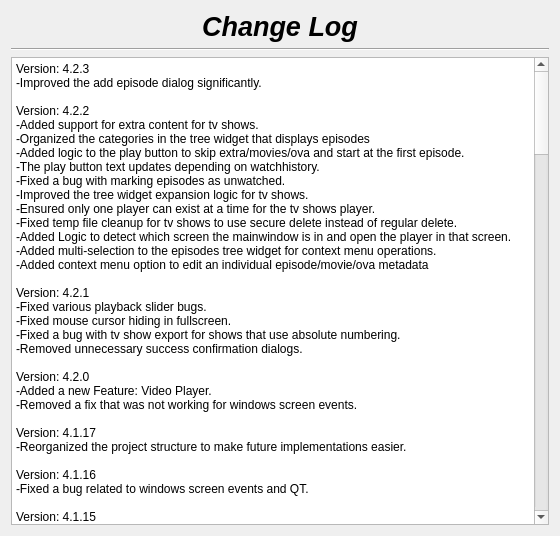
Old version of the form changelog.ui in the repository therealMaPMaKeR/MMDiary.
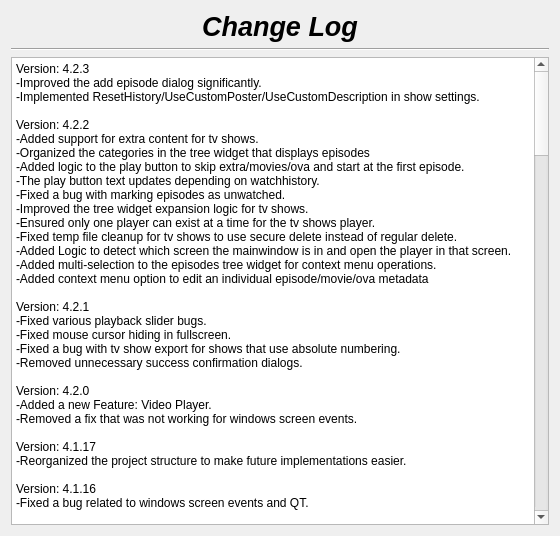
New version of the form.

Commit message: showsettings-custom poster/desc impl

```diff
--- a/changelog.ui
+++ b/changelog.ui
@@ -55,7 +55,8 @@
 li.unchecked::marker { content: &quot;\2610&quot;; }
 li.checked::marker { content: &quot;\2612&quot;; }
 &lt;/style&gt;&lt;/head&gt;&lt;body style=&quot; font-family:'Segoe UI'; font-size:9pt; font-weight:400; font-style:normal;&quot;&gt;
-&lt;p style=&quot; margin-top:0px; margin-bottom:0px; margin-left:0px; margin-right:0px; -qt-block-indent:0; text-indent:0px;&quot;&gt;Version: 4.2.3&lt;br /&gt;-Improved the add episode dialog significantly.&lt;br /&gt;&lt;br /&gt;Version: 4.2.2&lt;br /&gt;-Added support for extra content for tv shows.&lt;/p&gt;
+&lt;p style=&quot; margin-top:0px; margin-bottom:0px; margin-left:0px; margin-right:0px; -qt-block-indent:0; text-indent:0px;&quot;&gt;Version: 4.2.3&lt;br /&gt;-Improved the add episode dialog significantly.&lt;/p&gt;
+&lt;p style=&quot; margin-top:0px; margin-bottom:0px; margin-left:0px; margin-right:0px; -qt-block-indent:0; text-indent:0px;&quot;&gt;-Implemented ResetHistory/UseCustomPoster/UseCustomDescription in show settings.&lt;br /&gt;&lt;br /&gt;Version: 4.2.2&lt;br /&gt;-Added support for extra content for tv shows.&lt;/p&gt;
 &lt;p style=&quot; margin-top:0px; margin-bottom:0px; margin-left:0px; margin-right:0px; -qt-block-indent:0; text-indent:0px;&quot;&gt;-Organized the categories in the tree widget that displays episodes&lt;br /&gt;-Added logic to the play button to skip extra/movies/ova and start at the first episode.&lt;br /&gt;-The play button text updates depending on watchhistory.&lt;br /&gt;-Fixed a bug with marking episodes as unwatched.&lt;br /&gt;-Improved the tree widget expansion logic for tv shows.&lt;br /&gt;-Ensured only one player can exist at a time for the tv shows player.&lt;br /&gt;-Fixed temp file cleanup for tv shows to use secure delete instead of regular delete.&lt;br /&gt;-Added Logic to detect which screen the mainwindow is in and open the player in that screen.&lt;br /&gt;-Added multi-selection to the episodes tree widget for context menu operations.&lt;br /&gt;-Added context menu option to edit an individual episode/movie/ova metadata&lt;br /&gt;&lt;br /&gt;Version: 4.2.1&lt;br /&gt;-Fixed various playback slider bugs.&lt;br /&gt;-Fixed mouse cursor hiding in fullscreen.&lt;br /&gt;-Fixed a bug with tv show export for shows that use absolute numbering.&lt;/p&gt;
 &lt;p style=&quot; margin-top:0px; margin-bottom:0px; margin-left:0px; margin-right:0px; -qt-block-indent:0; text-indent:0px;&quot;&gt;-Removed unnecessary success confirmation dialogs.&lt;br /&gt;&lt;br /&gt;Version: 4.2.0&lt;br /&gt;-Added a new Feature: Video Player.&lt;/p&gt;
 &lt;p style=&quot; margin-top:0px; margin-bottom:0px; margin-left:0px; margin-right:0px; -qt-block-indent:0; text-indent:0px;&quot;&gt;-Removed a fix that was not working for windows screen events.&lt;/p&gt;
```
The commit also changes 3 other files.
